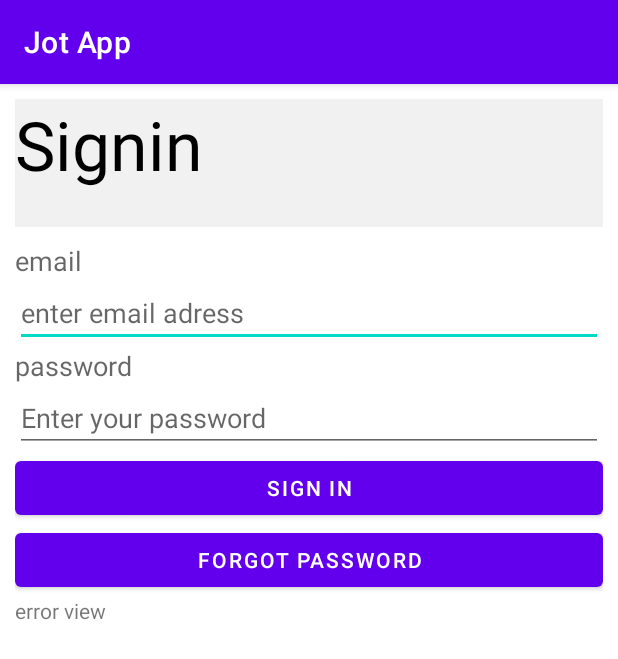
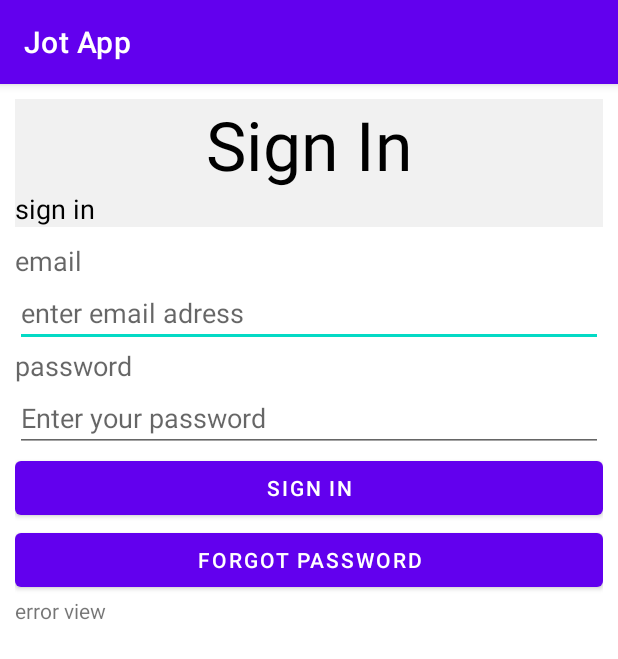
Before and after one commit to anzalmohamed/Jot-App, an Android app: the SignInActivity screen opened directly, with no data from a screen before it, on a phone screen of 412 x 824 dp. Shown: the top 659 px of the screen. Run offline under Robolectric (Android 15) with nearby library versions, the phone set to English and light mode, and no system bars; our stand-ins replace Firebase (no records; nobody signed in at launch, a user with empty details on screens opened directly).

Commit message:
committing changes on updated files

```diff
--- a/app/src/main/res/layout/activity_main.xml
+++ b/app/src/main/res/layout/activity_main.xml
@@ -23,7 +23,7 @@
         android:layout_alignParentBottom="true"
         android:layout_marginBottom="149dp"
         android:background="@drawable/roundshapedbutton"
-        android:text="Get Started"
+        android:text="Sign Up"
         android:textColor="@color/colorTextIcons" />
 
 
--- a/app/src/main/res/layout/activity_sign_in.xml
+++ b/app/src/main/res/layout/activity_sign_in.xml
@@ -13,16 +13,18 @@
         android:layout_width="match_parent"
         android:layout_height="wrap_content"
         android:background="#F1F1F1"
-        android:text="@string/app_name"
+        android:text="Sign In"
+        android:textAlignment="center"
         android:textAppearance="@style/TextAppearance.AppCompat.Display2"
-        android:textColor="@android:color/black" />
+        android:textColor="@android:color/black"
+        android:gravity="center_horizontal" />
 
     <TextView
         android:id="@+id/signUpPageTitle"
         android:layout_width="match_parent"
         android:layout_height="wrap_content"
         android:background="#F1F1F1"
-        android:text="@string/sign_in"
+        android:text="sign in"
         android:textAppearance="@style/TextAppearance.AppCompat.Medium"
         android:textColor="@android:color/black" />
 
```
Also changed, not shown: app/src/main/res/layout/activity_sign_up.xml (+5 -3 lines).
